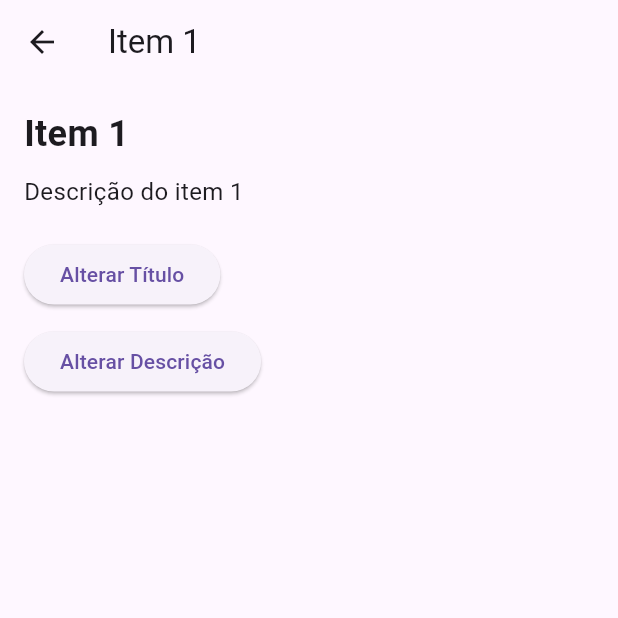
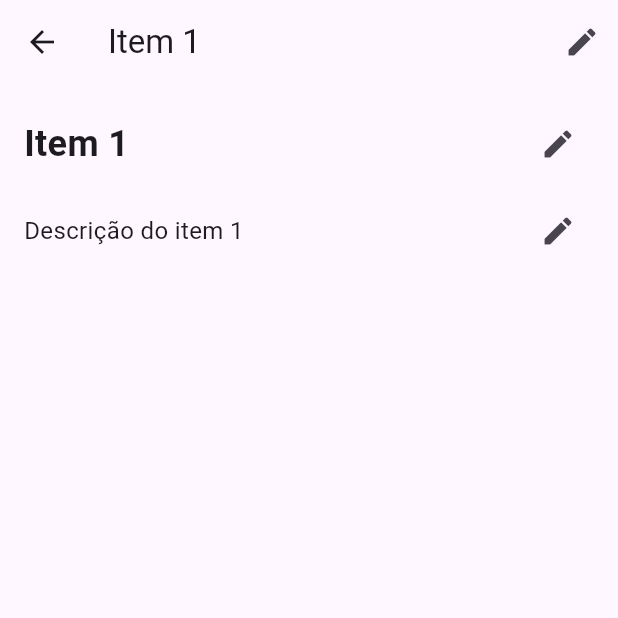
Before and after one commit to sir-braz/todo-list-flutter, a Flutter app: the screen it shows after launch, after a tap on "Item 1", on a phone screen of 412 x 824 dp, the top half of it. Run offline on Flutter 3.47's test engine with Material 3 defaults, Android fonts, the phone set to English and light mode, and no system bars.

Commit message:
feat: adiciona funcionalidade de edição de título e descrição via AlertDialog

```diff
--- a/mobile/lib/screens/tela_detalhes.dart
+++ b/mobile/lib/screens/tela_detalhes.dart
@@ -17,21 +17,37 @@ class _TelaDetalhesState extends State<TelaDetalhes> {
   @override
   void initState() {
     super.initState();
-    // Inicializa as variáveis com o título e descrição originais
     novoTitulo = widget.item.titulo;
     novaDescricao = widget.item.descricao;
   }
 
-  void _alterarTitulo() {
-    setState(() {
-      novoTitulo = "Título Alterado!";
-    });
-  }
-
-  void _alterarDescricao() {
-    setState(() {
-      novaDescricao = "Descrição alterada pelo usuário.";
-    });
+  void _editarCampo(String campo, String valorAtual, Function(String) onSave) {
+    TextEditingController controller = TextEditingController(text: valorAtual);
+    showDialog(
+      context: context,
+      builder: (context) {
+        return AlertDialog(
+          title: Text("Editar $campo"),
+          content: TextField(
+            controller: controller,
+            decoration: InputDecoration(hintText: "Digite um novo $campo"),
+          ),
+          actions: [
+            TextButton(
+              onPressed: () => Navigator.pop(context),
+              child: Text("Cancelar"),
+            ),
+            TextButton(
+              onPressed: () {
+                onSave(controller.text);
+                Navigator.pop(context);
+              },
+              child: Text("Salvar"),
+            ),
+          ],
+        );
+      },
+    );
   }
 
   @override
@@ -39,30 +55,63 @@ class _TelaDetalhesState extends State<TelaDetalhes> {
     return Scaffold(
       appBar: AppBar(
         title: Text(novoTitulo ?? widget.item.titulo),
+        actions: [
+          IconButton(
+            icon: Icon(Icons.edit),
+            onPressed: () => _editarCampo("Título", novoTitulo ?? widget.item.titulo, (novoValor) {
+              setState(() {
+                novoTitulo = novoValor;
+              });
+            }),
+            tooltip: "Editar Título",
+          ),
+        ],
       ),
       body: Padding(
         padding: const EdgeInsets.all(16.0),
         child: Column(
           crossAxisAlignment: CrossAxisAlignment.start,
           children: [
-            Text(
+            Row(
+              mainAxisAlignment: MainAxisAlignment.spaceBetween,
+              children: [
+                Expanded(
+                  child: Text(
                     novoTitulo ?? widget.item.titulo,
                     style: TextStyle(fontSize: 24, fontWeight: FontWeight.bold),
                   ),
+                ),
+                IconButton(
+                  icon: Icon(Icons.edit),
+                  onPressed: () => _editarCampo("Título", novoTitulo ?? widget.item.titulo, (novoValor) {
+                    setState(() {
+                      novoTitulo = novoValor;
+                    });
+                  }),
+                  tooltip: "Editar Título",
+                ),
+              ],
+            ),
             SizedBox(height: 10),
-            Text(
+            Row(
+              mainAxisAlignment: MainAxisAlignment.spaceBetween,
+              children: [
+                Expanded(
+                  child: Text(
                     novaDescricao ?? widget.item.descricao,
                     style: TextStyle(fontSize: 16),
                   ),
-            SizedBox(height: 20),
-            ElevatedButton(
-              onPressed: _alterarTitulo,
-              child: Text("Alterar Título"),
                 ),
-            SizedBox(height: 10),
-            ElevatedButton(
-              onPressed: _alterarDescricao,
-              child: Text("Alterar Descrição"),
+                IconButton(
+                  icon: Icon(Icons.edit),
+                  onPressed: () => _editarCampo("Descrição", novaDescricao ?? widget.item.descricao, (novoValor) {
+                    setState(() {
+                      novaDescricao = novoValor;
+                    });
+                  }),
+                  tooltip: "Editar Descrição",
+                ),
+              ],
             ),
           ],
         ),
```
Lines whose indentation alone changed are shown as unchanged.
